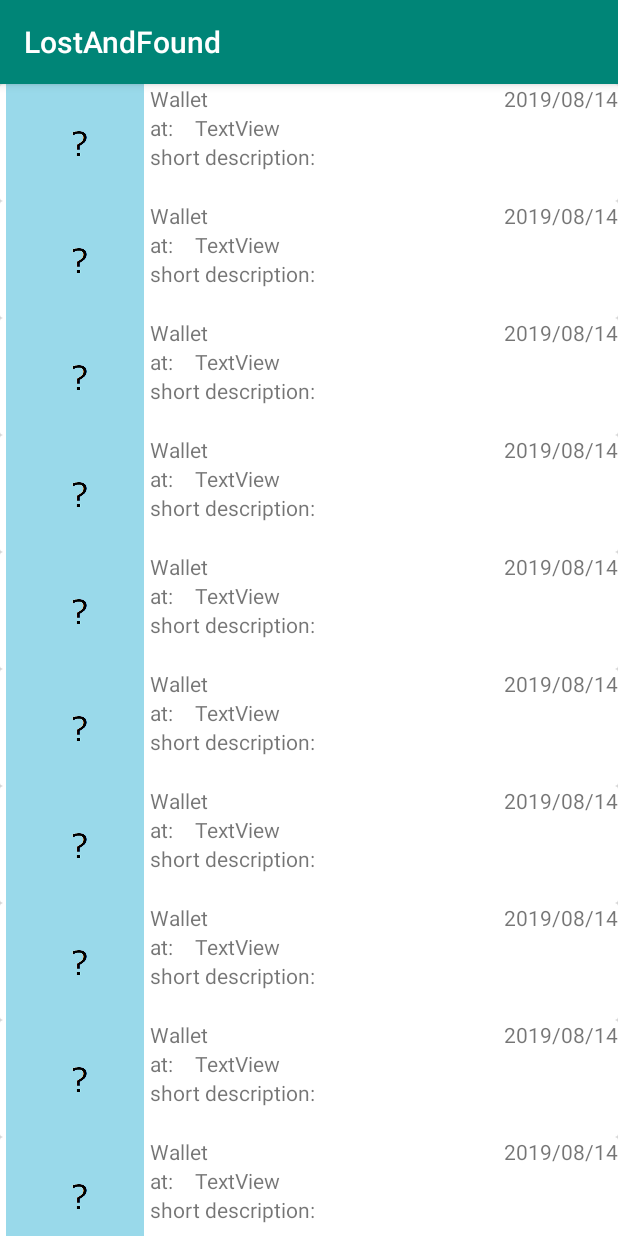
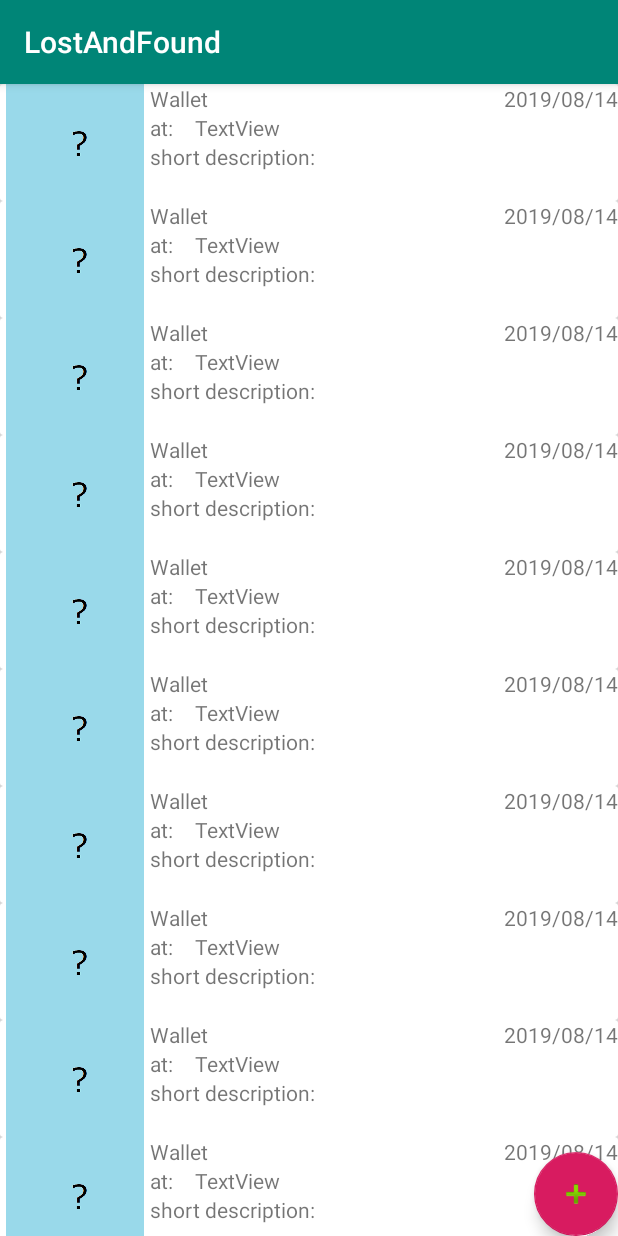
Before and after one commit to maxwack/LostAndFound, an Android app: the screen it shows after launch (MainActivity), on a phone screen of 412 x 824 dp. Run offline under Robolectric (Android 15) with nearby library versions, the phone set to English and light mode, and no system bars.

Commit message:
Work on registering an item

```diff
--- a/app/build.gradle
+++ b/app/build.gradle
@@ -8,7 +8,7 @@ android {
     compileSdkVersion 28
     defaultConfig {
         applicationId "com.example.lostandfound"
-        minSdkVersion 25
+        minSdkVersion 28
         targetSdkVersion 28
         versionCode 1
         versionName "1.0"
--- a/app/src/main/AndroidManifest.xml
+++ b/app/src/main/AndroidManifest.xml
@@ -27,6 +27,9 @@
         <activity android:name=".ItemDetailsActivity"
                   android:theme="@style/PopUpTheme">
         </activity>
+
+        <activity android:name=".ItemRegisterActivity">
+        </activity>
     </application>
 
 </manifest>
--- a/app/src/main/java/com/example/lostandfound/MainActivity.kt
+++ b/app/src/main/java/com/example/lostandfound/MainActivity.kt
@@ -1,9 +1,21 @@
 package com.example.lostandfound
 
+import android.content.Intent
 import android.os.Bundle
+import android.support.design.widget.FloatingActionButton
 import android.support.v7.app.AppCompatActivity
+import android.content.DialogInterface
+import android.support.v7.app.AlertDialog
+
 
 class MainActivity : AppCompatActivity(){
+
+    companion object {
+        const val REGISTER_FOUND = "found"
+        const val REGISTER_LOST = "lost"
+    }
+
+    var choice = arrayOf("I found something !", "I lost something !")
 
     override fun onCreate(savedInstanceState: Bundle?) {
         super.onCreate(savedInstanceState)
@@ -15,5 +27,26 @@ class MainActivity : AppCompatActivity(){
             transaction.commit()
         }
 
+        val registerButton = findViewById<FloatingActionButton>(R.id.button_register_item)
+        // Set a click listener for button widget
+        registerButton.setOnClickListener{
+
+            val builder = AlertDialog.Builder(this)
+            builder.setTitle("What happened?")
+            builder.setItems(choice, DialogInterface.OnClickListener { dialog, which ->
+                if(which == 0) {
+                    val i = Intent(this, ItemRegisterActivity::class.java)
+                    i.action = REGISTER_FOUND
+                    startActivity(i)
+                }else{
+                    val i = Intent(this, ItemRegisterActivity::class.java)
+                    i.action = REGISTER_LOST
+                    startActivity(i)
+                }
+
+            })
+            builder.show()
+        }
+
     }
 }
--- a/app/src/main/res/layout/activity_main.xml
+++ b/app/src/main/res/layout/activity_main.xml
@@ -1,8 +1,22 @@
 <?xml version="1.0" encoding="utf-8"?>
 
-<ScrollView xmlns:android="http://schemas.android.com/apk/res/android"
-        android:layout_width="match_parent"
+
+<RelativeLayout xmlns:android="http://schemas.android.com/apk/res/android"
+                xmlns:app="http://schemas.android.com/apk/res-auto" android:layout_width="match_parent"
         android:layout_height="match_parent">
-    <LinearLayout android:layout_width="match_parent" android:layout_height="wrap_content"
-                  android:orientation="vertical" android:id="@+id/scroll_Main"/>
-</ScrollView>
+    <ScrollView
+            android:layout_width="match_parent"
+            android:layout_height="match_parent">
+        <LinearLayout android:layout_width="match_parent" android:layout_height="wrap_content"
+                      android:orientation="vertical" android:id="@+id/scroll_Main">
+
+        </LinearLayout>
+
+    </ScrollView>
+    <android.support.design.widget.FloatingActionButton
+            android:layout_width="wrap_content"
+            android:layout_height="wrap_content"
+            android:clickable="true" app:srcCompat="@android:drawable/ic_input_add"
+            android:id="@+id/button_register_item" android:layout_alignParentBottom="true"
+            android:layout_alignParentEnd="true" android:focusable="auto"/>
+</RelativeLayout>
--- a/app/src/main/res/values/strings.xml
+++ b/app/src/main/res/values/strings.xml
@@ -17,5 +17,7 @@
     <string name="at">at: </string>
     <string name="shortDesc">short description: </string>
     <string name="foundAt">found near: </string>
+    <string name="lostAt">lost near: </string>
     <string name="reward">reward: </string>
+    <string name="comment">comment: </string>
 </resources>
```
Also changed, not shown: app/src/main/java/com/example/lostandfound/ItemRegisterActivity.kt (added, +79 -0 lines), app/src/main/res/layout/activity_item_details.xml (+13 -13 lines), app/src/main/res/layout/activity_item_register.xml (added, +90 -0 lines).
